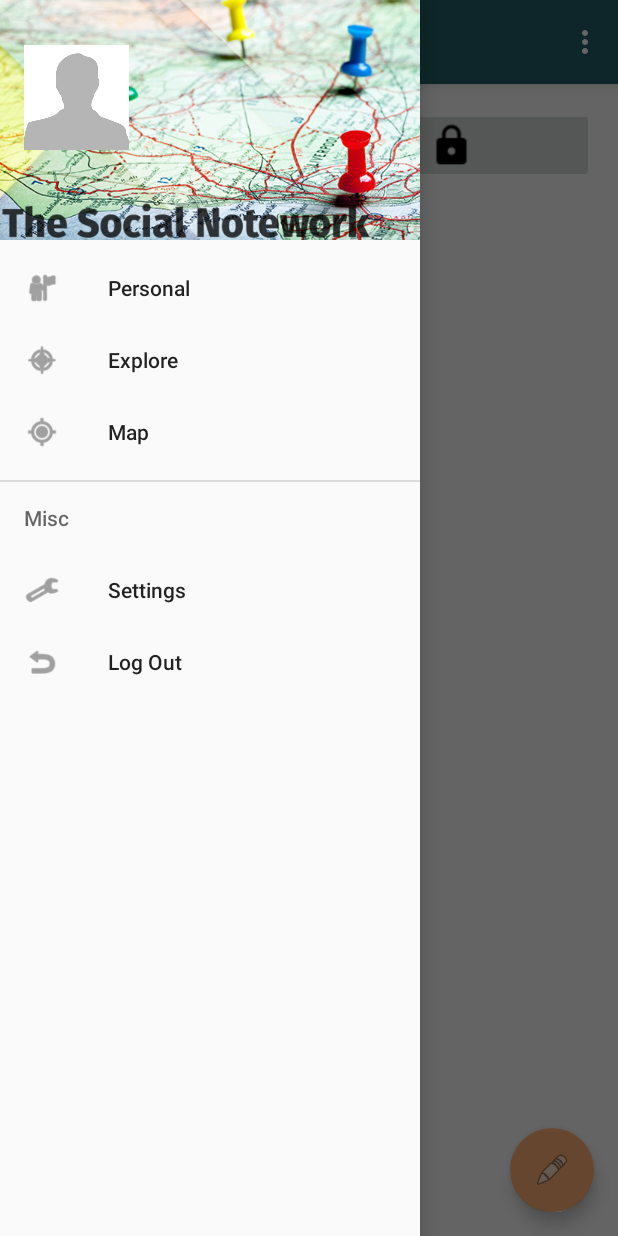
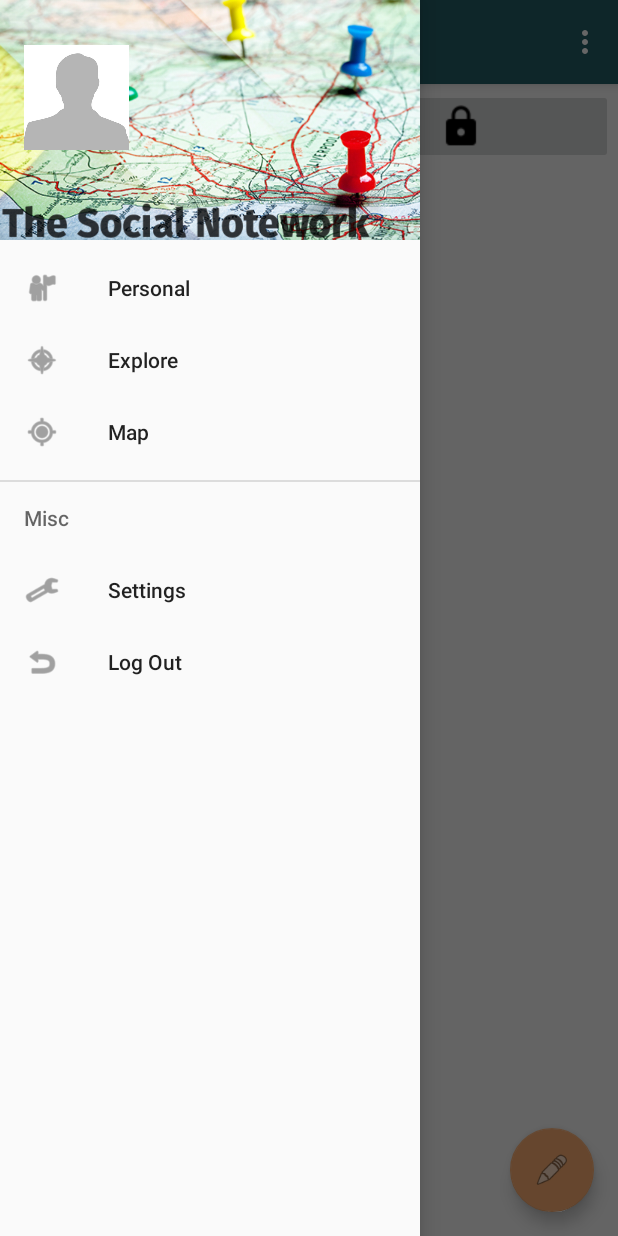
Before and after one commit to aranzaiger/TheSocialNotework-Android, an Android app: the PersonalFragment screen opened directly, with no data from a screen before it, with the side drawer open, on a phone screen of 412 x 824 dp. Run offline under Robolectric (Android 15) with nearby library versions, the phone set to English and light mode, and no system bars; our stand-ins replace Volley; network calls fail; 3 statements that could not run were skipped.

Commit message:
- filters map fixed

```diff
--- a/app/src/main/java/com/android_app/matan/ara/sagi/thesocialnotework/GmapFragment.java
+++ b/app/src/main/java/com/android_app/matan/ara/sagi/thesocialnotework/GmapFragment.java
@@ -65,7 +65,7 @@ public class GmapFragment extends Fragment implements OnMapReadyCallback {
     private Button map_small_filter;
     private Button map_medium_filter;
     private Button map_large_filter;
-    private LinearLayout mapFilters;
+    private LinearLayout mapFilters, mainMapFilters;
     private boolean dateFilterIsVisible = false;
     private boolean locationFilterIsVisible = false;
     private boolean userFilterIsVisible = false;
@@ -133,6 +133,7 @@ public class GmapFragment extends Fragment implements OnMapReadyCallback {
         map_large_filter.setOnClickListener(button3ClickListener);
 
         mapFilters = (LinearLayout) view.findViewById(R.id.map_filter_options);
+        mainMapFilters = (LinearLayout) view.findViewById(R.id.map_filters_layout);
 
         dateFilter.setOnClickListener(new View.OnClickListener() {
             @Override
@@ -533,6 +534,7 @@ public class GmapFragment extends Fragment implements OnMapReadyCallback {
         } else {
             locationFilter.setBackgroundResource(android.R.drawable.btn_default);
         }
+        mainMapFilters.setPadding(0, 8, 0, 0);
     }
 
     public void updateShowedNotes() {
--- a/app/src/main/res/layout/fragment_explore.xml
+++ b/app/src/main/res/layout/fragment_explore.xml
@@ -4,7 +4,7 @@
   android:layout_height="match_parent"
   tools:context="com.android_app.matan.ara.sagi.thesocialnotework.ExploreFragment"
   android:orientation="vertical"
-  android:paddingTop="15dp">
+    android:paddingTop="3dp">
 
   <!-- TODO: Update blank fragment layout -->
 
@@ -16,8 +16,7 @@
     <LinearLayout
         android:orientation="vertical"
         android:layout_width="match_parent"
-        android:layout_height="wrap_content"
-        android:paddingTop="15dp" >
+        android:layout_height="wrap_content">
 
       <LinearLayout
           android:orientation="horizontal"
--- a/app/src/main/res/layout/fragment_gmap.xml
+++ b/app/src/main/res/layout/fragment_gmap.xml
@@ -18,7 +18,7 @@
         android:orientation="vertical"
         android:layout_width="match_parent"
         android:layout_height="wrap_content"
-        android:paddingTop="15dp">
+        android:id="@+id/map_filters_layout">
 
         <LinearLayout
             android:orientation="horizontal"
--- a/app/src/main/res/layout/fragment_personal.xml
+++ b/app/src/main/res/layout/fragment_personal.xml
@@ -10,12 +10,9 @@
         android:layout_width="match_parent"
         android:layout_height="match_parent"
         android:orientation="vertical"
-        android:paddingBottom="@dimen/activity_vertical_margin"
-        android:paddingLeft="@dimen/activity_horizontal_margin"
-        android:paddingRight="@dimen/activity_horizontal_margin"
-        android:paddingTop="@dimen/activity_vertical_margin"
         tools:context="com.android_app.matan.ara.sagi.thesocialnotework.PersonalSpaceActivity"
-      android:layout_marginBottom="5dp">
+      android:layout_marginBottom="5dp"
+        android:padding="3dp">
 
         <LinearLayout
             android:orientation="vertical"
```
